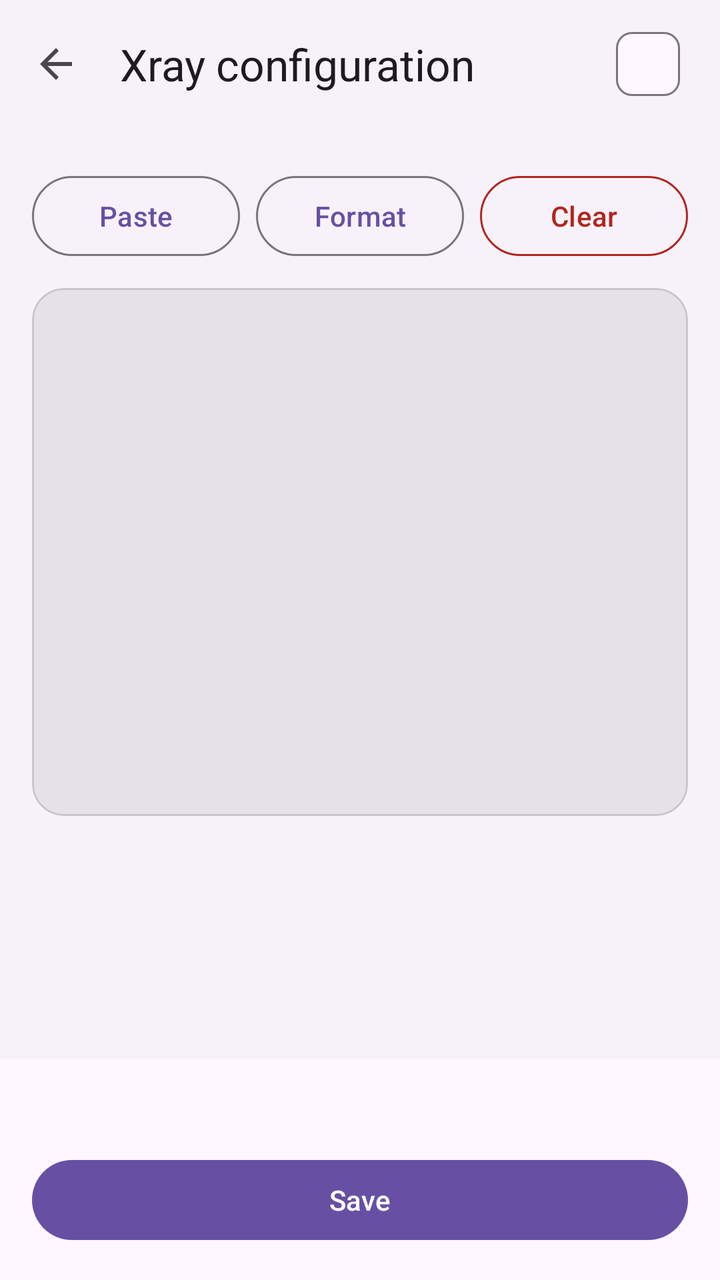
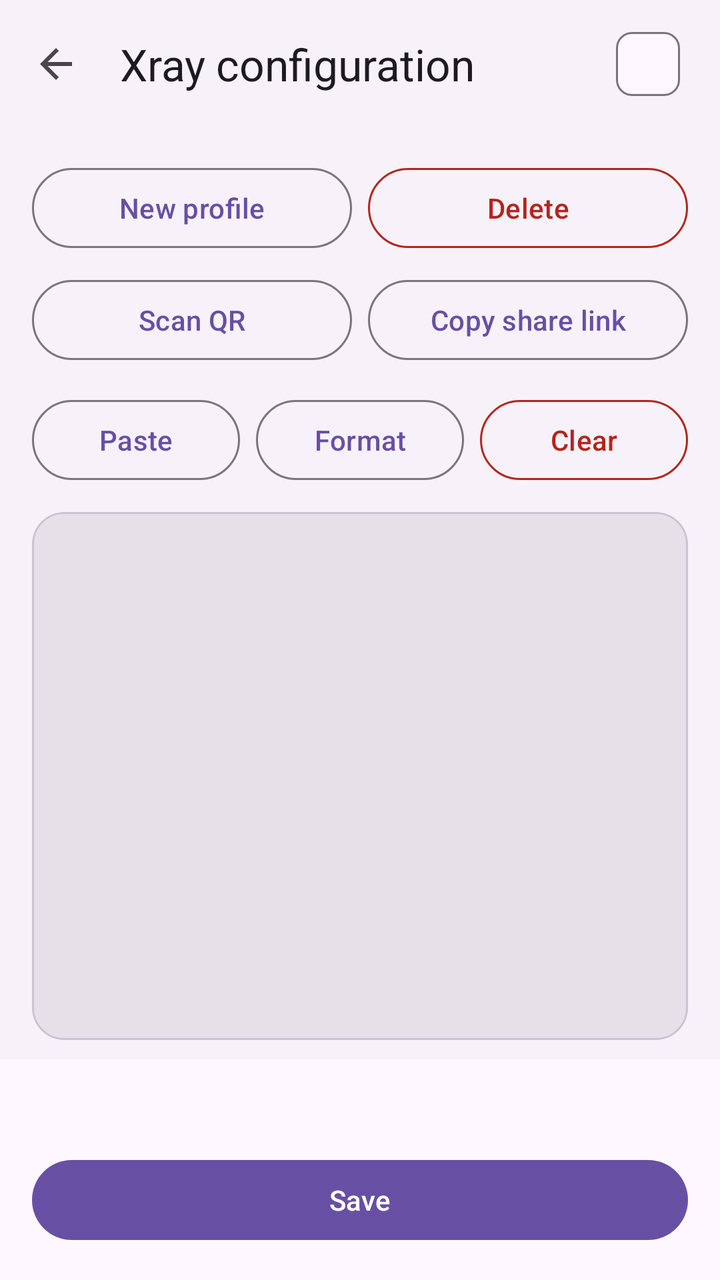

Before-and-after screenshots of an Android layout around one commit, followed by the original layout XML and the change that was made.
<!-- AndroidManifest.xml: another module's application theme AppThemeInitial -->
<!-- res/layout/activity_xray.xml -->
<?xml version="1.0" encoding="utf-8"?>
<LinearLayout xmlns:android="http://schemas.android.com/apk/res/android"
    xmlns:app="http://schemas.android.com/apk/res-auto"
    android:layout_width="match_parent"
    android:layout_height="match_parent"
    android:background="?attr/colorSurfaceContainerLow"
    android:orientation="vertical">

    <com.google.android.material.appbar.MaterialToolbar
        android:id="@+id/xray_toolbar"
        android:layout_width="match_parent"
        android:layout_height="?attr/actionBarSize"
        android:background="?attr/colorSurfaceContainerLow"
        app:navigationIcon="?attr/homeAsUpIndicator"
        app:title="@string/xray_title"
        app:titleTextColor="?attr/colorOnSurface">

        <com.google.android.material.chip.Chip
            android:id="@+id/xray_chip_status"
            style="@style/Widget.Material3.Chip.Assist"
            android:layout_width="wrap_content"
            android:layout_height="wrap_content"
            android:layout_gravity="end|center_vertical"
            android:layout_marginEnd="12dp"
            android:checkable="false"
            android:clickable="false"
            android:focusable="false"
            android:textSize="14sp" />
    </com.google.android.material.appbar.MaterialToolbar>

    <ScrollView
        android:layout_width="match_parent"
        android:layout_height="0dp"
        android:layout_weight="1"
        android:fillViewport="true"
        android:scrollbars="none">

        <LinearLayout
            android:layout_width="match_parent"
            android:layout_height="wrap_content"
            android:orientation="vertical"
            android:paddingStart="16dp"
            android:paddingEnd="16dp"
            android:paddingTop="8dp"
            android:paddingBottom="16dp">

            
            <com.google.android.material.card.MaterialCardView
                android:id="@+id/xray_progress_card"
                android:layout_width="match_parent"
                android:layout_height="wrap_content"
                android:visibility="gone"
                app:cardBackgroundColor="?attr/colorSurface"
                app:cardCornerRadius="16dp"
                app:cardElevation="0dp"
                app:strokeColor="?attr/colorOutlineVariant"
                app:strokeWidth="1dp">

                <LinearLayout
                    android:layout_width="match_parent"
                    android:layout_height="wrap_content"
                    android:orientation="vertical"
                    android:padding="16dp">

                    <LinearLayout
                        android:layout_width="match_parent"
                        android:layout_height="wrap_content"
                        android:orientation="horizontal">

                        <com.google.android.material.textview.MaterialTextView
                            android:layout_width="0dp"
                            android:layout_height="wrap_content"
                            android:layout_weight="1"
                            android:text="@string/xray_progress_title"
                            android:textAppearance="?attr/textAppearanceTitleSmall"
                            android:textColor="?attr/colorOnSurface" />

                        <com.google.android.material.textview.MaterialTextView
                            android:id="@+id/xray_progress_left"
                            android:layout_width="wrap_content"
                            android:layout_height="wrap_content"
                            android:textAppearance="?attr/textAppearanceTitleSmall"
                            android:textColor="?attr/colorError" />
                    </LinearLayout>

                    <com.google.android.material.progressindicator.LinearProgressIndicator
                        android:id="@+id/xray_progress"
                        android:layout_width="match_parent"
                        android:layout_height="wrap_content"
                        android:layout_marginTop="12dp"
                        app:indicatorColor="?attr/colorPrimary"
                        app:trackColor="?attr/colorSurfaceVariant"
                        app:trackCornerRadius="4dp"
                        app:trackThickness="8dp" />

                    <com.google.android.material.chip.ChipGroup
                        android:id="@+id/xray_missing"
                        android:layout_width="match_parent"
                        android:layout_height="wrap_content"
                        android:layout_marginTop="12dp"
                        app:chipSpacingHorizontal="8dp"
                        app:chipSpacingVertical="8dp" />
                </LinearLayout>
            </com.google.android.material.card.MaterialCardView>

            <com.google.android.material.textview.MaterialTextView
                android:id="@+id/xray_problem"
                android:layout_width="wrap_content"
                android:layout_height="wrap_content"
                android:layout_marginTop="8dp"
                android:textAppearance="?attr/textAppearanceBodySmall"
                android:textColor="?attr/colorError"
                android:visibility="gone" />

            <LinearLayout
                android:layout_width="match_parent"
                android:layout_height="wrap_content"
                android:layout_marginTop="12dp"
                android:orientation="horizontal">

                <com.google.android.material.button.MaterialButton
                    android:id="@+id/xray_paste"
                    style="@style/Widget.Material3.Button.OutlinedButton"
                    android:layout_width="0dp"
                    android:layout_height="wrap_content"
                    android:layout_weight="1"
                    android:text="@string/xray_paste"
                    android:textSize="14sp" />

                <com.google.android.material.button.MaterialButton
                    android:id="@+id/xray_format"
                    style="@style/Widget.Material3.Button.OutlinedButton"
                    android:layout_width="0dp"
                    android:layout_height="wrap_content"
                    android:layout_marginStart="8dp"
                    android:layout_weight="1"
                    android:text="@string/xray_format"
                    android:textSize="14sp" />

                <com.google.android.material.button.MaterialButton
                    android:id="@+id/xray_clear"
                    style="@style/Widget.Material3.Button.OutlinedButton"
                    android:layout_width="0dp"
                    android:layout_height="wrap_content"
                    android:layout_marginStart="8dp"
                    android:layout_weight="1"
                    android:text="@string/xray_clear"
                    android:textColor="?attr/colorError"
                    android:textSize="14sp"
                    app:strokeColor="?attr/colorError" />
            </LinearLayout>

            
            <com.google.android.material.card.MaterialCardView
                android:layout_width="match_parent"
                android:layout_height="wrap_content"
                android:layout_marginTop="12dp"
                app:cardBackgroundColor="?attr/colorSurfaceContainerHighest"
                app:cardCornerRadius="16dp"
                app:cardElevation="0dp"
                app:strokeColor="?attr/colorOutlineVariant"
                app:strokeWidth="1dp">

                <LinearLayout
                    android:layout_width="match_parent"
                    android:layout_height="wrap_content"
                    android:orientation="horizontal"
                    android:paddingTop="12dp"
                    android:paddingBottom="12dp"
                    android:paddingStart="8dp"
                    android:paddingEnd="12dp">

                    <TextView
                        android:id="@+id/xray_gutter"
                        android:layout_width="wrap_content"
                        android:layout_height="wrap_content"
                        android:fontFamily="monospace"
                        android:gravity="end"
                        android:minWidth="28dp"
                        android:paddingEnd="10dp"
                        android:textColor="?attr/colorOnSurfaceVariant"
                        android:textSize="14sp" />

                    <androidx.appcompat.widget.AppCompatEditText
                        android:id="@+id/xray_input"
                        android:layout_width="0dp"
                        android:layout_height="wrap_content"
                        android:layout_weight="1"
                        android:background="@null"
                        android:fontFamily="monospace"
                        android:gravity="top|start"
                        android:importantForAutofill="no"
                        android:inputType="textMultiLine|textNoSuggestions"
                        android:minHeight="240dp"
                        android:padding="0dp"
                        android:textColor="?attr/colorOnSurface"
                        android:textSize="14sp" />
                </LinearLayout>
            </com.google.android.material.card.MaterialCardView>
        </LinearLayout>
    </ScrollView>

    
    <LinearLayout
        android:layout_width="match_parent"
        android:layout_height="wrap_content"
        android:background="?attr/colorSurface"
        android:orientation="vertical"
        android:paddingStart="16dp"
        android:paddingEnd="16dp"
        android:paddingTop="12dp"
        android:paddingBottom="16dp">

        <com.google.android.material.textview.MaterialTextView
            android:id="@+id/xray_footer"
            android:layout_width="match_parent"
            android:layout_height="wrap_content"
            android:layout_marginTop="8dp"
            android:gravity="center"
            android:textAppearance="?attr/textAppearanceBodySmall"
            android:textColor="?attr/colorOnSurfaceVariant" />

        <com.google.android.material.button.MaterialButton
            android:id="@+id/xray_save"
            style="@style/Widget.Material3.Button"
            android:layout_width="match_parent"
            android:layout_height="wrap_content"
            android:layout_marginTop="10dp"
            android:text="@string/xray_save" />
    </LinearLayout>
</LinearLayout>
<!-- resources referenced by this layout -->
<resources>
  <string name="xray_clear" translatable="true">Clear</string>
  <string name="xray_format" translatable="true">Format</string>
  <string name="xray_paste" translatable="true">Paste</string>
  <string name="xray_progress_title" translatable="true">Fill-in progress</string>
  <string name="xray_save" translatable="true">Save</string>
  <string name="xray_title" translatable="true">Xray configuration</string>
  <style name="AppThemeInitial" parent="Theme.Material3.DayNight.NoActionBar">
          <item name="android:windowDisablePreview">true</item>
  
          
          <item name="textAppearanceBodyLarge">@style/TextAppearance.Material3.BodyLarge</item>
          <item name="textAppearanceBodyMedium">@style/TextAppearance.Material3.BodyMedium</item>
          <item name="textAppearanceBodySmall">@style/TextAppearance.Material3.BodySmall</item>
          <item name="textAppearanceLabelLarge">@style/TextAppearance.Material3.LabelLarge</item>
          <item name="textAppearanceLabelMedium">@style/TextAppearance.Material3.LabelMedium</item>
          <item name="textAppearanceLabelSmall">@style/TextAppearance.Material3.LabelSmall</item>
          <item name="textAppearanceTitleLarge">@style/TextAppearance.Material3.TitleLarge</item>
          <item name="textAppearanceTitleMedium">@style/TextAppearance.Material3.TitleMedium</item>
          <item name="textAppearanceTitleSmall">@style/TextAppearance.Material3.TitleSmall</item>
          <item name="textAppearanceHeadlineLarge">@style/TextAppearance.Material3.HeadlineLarge</item>
          <item name="textAppearanceHeadlineMedium">@style/TextAppearance.Material3.HeadlineMedium</item>
          <item name="textAppearanceHeadlineSmall">@style/TextAppearance.Material3.HeadlineSmall</item>
      </style>
</resources>

<!-- the commit's change to res/layout/activity_xray.xml (unified diff, before → after) -->
@@ -43,6 +43,70 @@
             android:paddingEnd="16dp"
             android:paddingTop="8dp"
             android:paddingBottom="16dp">
+
+            
+            <com.google.android.material.chip.ChipGroup
+                android:id="@+id/xray_profiles"
+                android:layout_width="match_parent"
+                android:layout_height="wrap_content"
+                app:chipSpacingHorizontal="8dp"
+                app:chipSpacingVertical="4dp"
+                app:selectionRequired="true"
+                app:singleSelection="true" />
+
+            <LinearLayout
+                android:layout_width="match_parent"
+                android:layout_height="wrap_content"
+                android:layout_marginTop="8dp"
+                android:orientation="horizontal">
+
+                <com.google.android.material.button.MaterialButton
+                    android:id="@+id/xray_new"
+                    style="@style/Widget.Material3.Button.OutlinedButton"
+                    android:layout_width="0dp"
+                    android:layout_height="wrap_content"
+                    android:layout_weight="1"
+                    android:text="@string/xray_profile_new"
+                    android:textSize="14sp" />
+
+                <com.google.android.material.button.MaterialButton
+                    android:id="@+id/xray_delete"
+                    style="@style/Widget.Material3.Button.OutlinedButton"
+                    android:layout_width="0dp"
+                    android:layout_height="wrap_content"
+                    android:layout_marginStart="8dp"
+                    android:layout_weight="1"
+                    android:text="@string/lbl_delete"
+                    android:textColor="?attr/colorError"
+                    android:textSize="14sp"
+                    app:strokeColor="?attr/colorError" />
+            </LinearLayout>
+
+            <LinearLayout
+                android:layout_width="match_parent"
+                android:layout_height="wrap_content"
+                android:layout_marginTop="8dp"
+                android:orientation="horizontal">
+
+                <com.google.android.material.button.MaterialButton
+                    android:id="@+id/xray_scan"
+                    style="@style/Widget.Material3.Button.OutlinedButton"
+                    android:layout_width="0dp"
+                    android:layout_height="wrap_content"
+                    android:layout_weight="1"
+                    android:text="@string/xray_scan"
+                    android:textSize="14sp" />
+
+                <com.google.android.material.button.MaterialButton
+                    android:id="@+id/xray_share"
+                    style="@style/Widget.Material3.Button.OutlinedButton"
+                    android:layout_width="0dp"
+                    android:layout_height="wrap_content"
+                    android:layout_marginStart="8dp"
+                    android:layout_weight="1"
+                    android:text="@string/xray_share"
+                    android:textSize="14sp" />
+            </LinearLayout>
 
             
             <com.google.android.material.card.MaterialCardView
<!-- resource entries referenced after the edit -->
@@ -1,10 +1,14 @@
 <!-- resources referenced by this layout -->
 <resources>
+  <string name="lbl_delete" translatable="true">Delete</string>
   <string name="xray_clear" translatable="true">Clear</string>
   <string name="xray_format" translatable="true">Format</string>
   <string name="xray_paste" translatable="true">Paste</string>
+  <string name="xray_profile_new" translatable="true">New profile</string>
   <string name="xray_progress_title" translatable="true">Fill-in progress</string>
   <string name="xray_save" translatable="true">Save</string>
+  <string name="xray_scan" translatable="true">Scan QR</string>
+  <string name="xray_share" translatable="true">Copy share link</string>
   <string name="xray_title" translatable="true">Xray configuration</string>
   <style name="AppThemeInitial" parent="Theme.Material3.DayNight.NoActionBar">
           <item name="android:windowDisablePreview">true</item>
